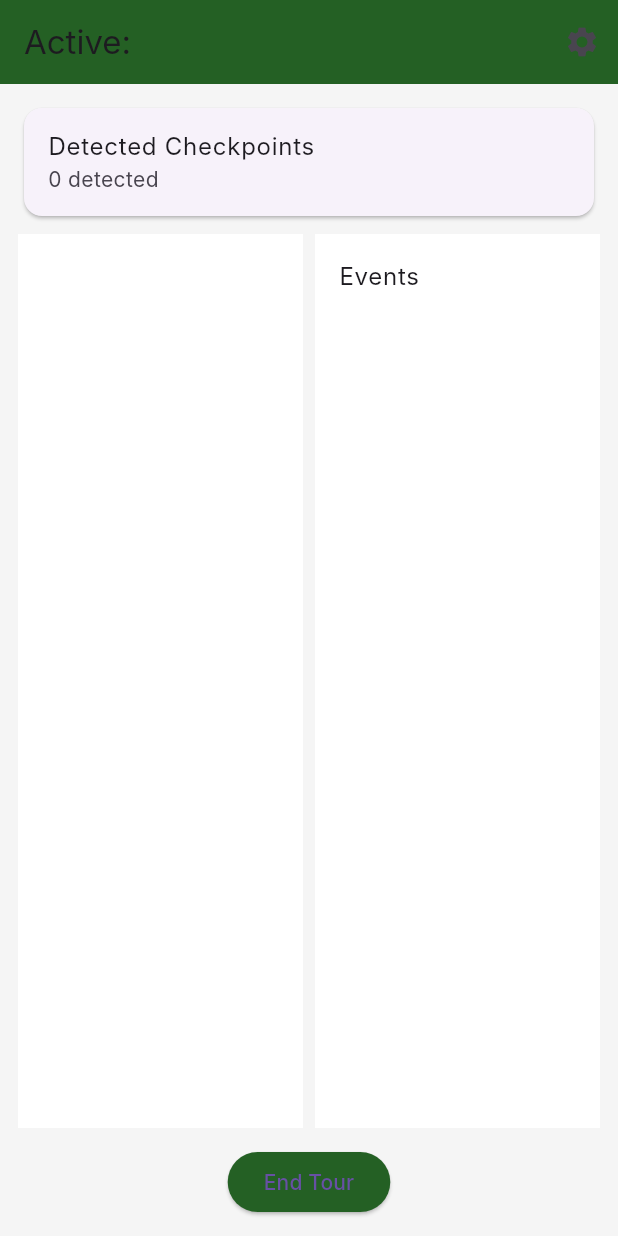
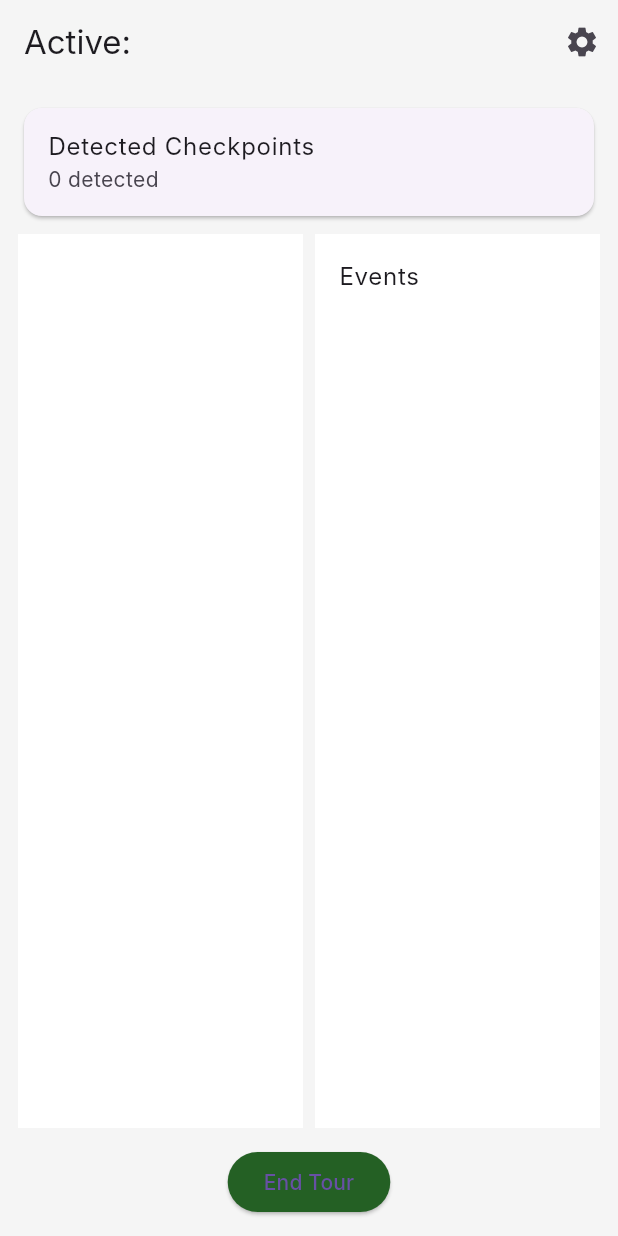
Before and after one commit to Sarasate33/ecoquest, a Flutter app: the ActiveTourScreen screen opened directly with empty values, on a phone screen of 412 x 824 dp. Run offline on Flutter 3.47's test engine with Material 3 defaults, Android fonts, the phone set to English and light mode, and no system bars; our stand-ins replace flutter_blue_plus, permission_handler; Roboto replaces fonts that are missing (Inter).

```diff
--- a/lib/screens/active_tour_screen.dart
+++ b/lib/screens/active_tour_screen.dart
@@ -69,7 +69,7 @@ class _ActiveTourScreenState extends State<ActiveTourScreen> {
     return Scaffold(
       appBar: AppBar(
         title: Text('Active: ${widget.tour.title}'),
-        backgroundColor: const Color(0xFF246024),
+        backgroundColor: const Color(0xFFFFFF),
         actions: [
           IconButton(
             icon: const Icon(Icons.settings),
```
